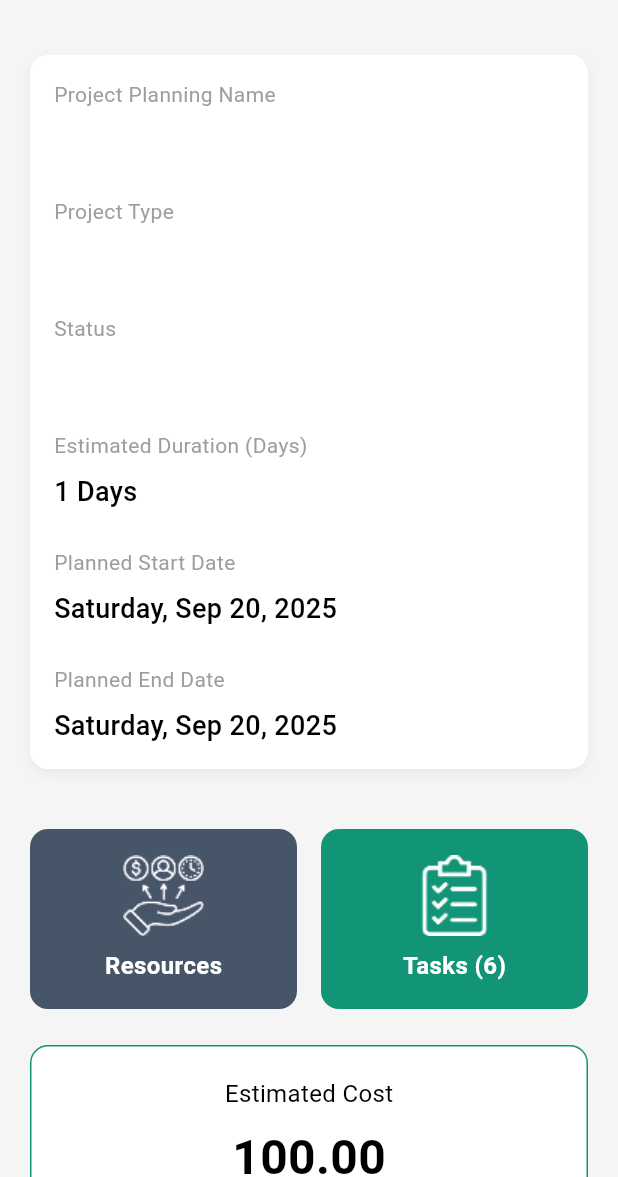
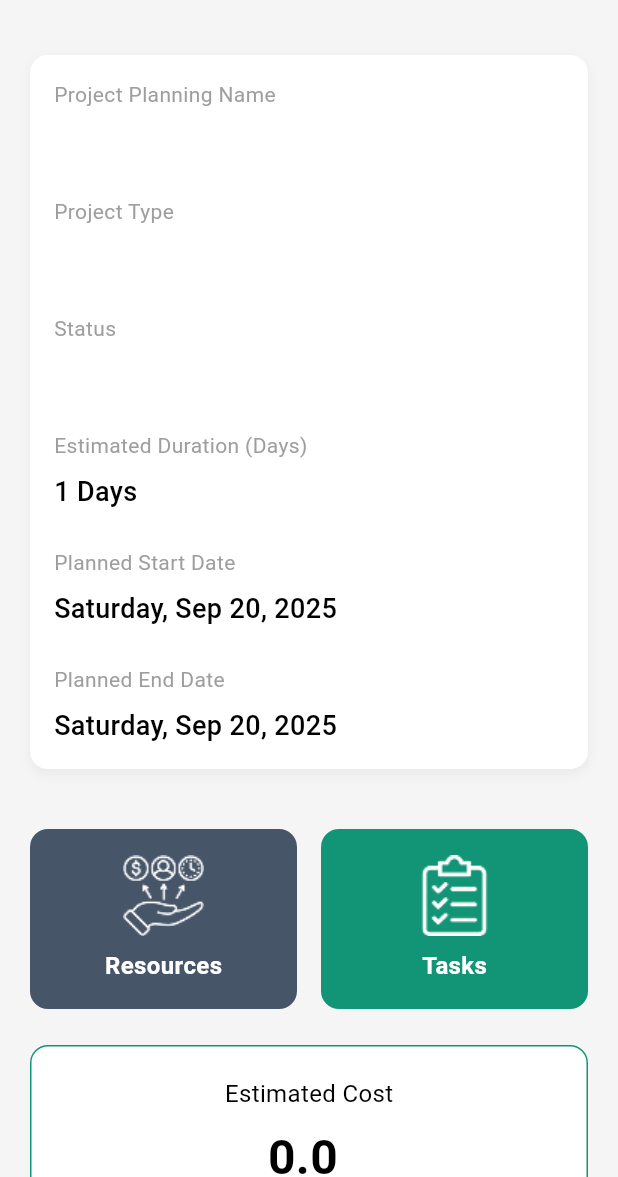
Before and after one commit to teambackoffice/tbo_app, a Flutter app: the ProjectDetailsPage screen opened directly with empty values, on a phone screen of 412 x 824 dp, the part 59-1236 px from its top. Run offline on Flutter 3.47's test engine with Material 3 defaults, Android fonts, the phone set to English and light mode, and no system bars; our stand-ins replace fl_chart, flutter_secure_storage; accounts and stored records are empty.

Commit message:
ADDED ESTIMATED COST IN PROJECT DETAILS

```diff
--- a/lib/services/employee_assignments_servvice.dart
+++ b/lib/services/employee_assignments_servvice.dart
@@ -32,7 +32,6 @@ class EmployeeAssignmentsService {
       );
 
       if (response.statusCode == 200) {
-        print('🔹 Response: ${response.body}');
         try {
           final decoded = jsonDecode(response.body);
           return EmployeeAssignments.fromJson(decoded);
--- a/lib/view/common/project_page/project_details.dart
+++ b/lib/view/common/project_page/project_details.dart
@@ -245,7 +245,7 @@ class ProjectDetailsPage extends StatelessWidget {
                           ),
                           SizedBox(height: 8),
                           Text(
-                            'Tasks (6)',
+                            'Tasks',
                             style: TextStyle(
                               color: Colors.white,
                               fontSize: 16,
@@ -271,7 +271,7 @@ class ProjectDetailsPage extends StatelessWidget {
                 borderRadius: BorderRadius.circular(12),
                 border: Border.all(color: const Color(0xFF129476), width: 1),
               ),
-              child: const Column(
+              child: Column(
                 children: [
                   Text(
                     'Estimated Cost',
@@ -283,7 +283,7 @@ class ProjectDetailsPage extends StatelessWidget {
                   ),
                   SizedBox(height: 8),
                   Text(
-                    '100.00',
+                    '${project.estimatedCosting} ',
                     style: TextStyle(
                       color: Colors.black,
                       fontSize: 32,
```
